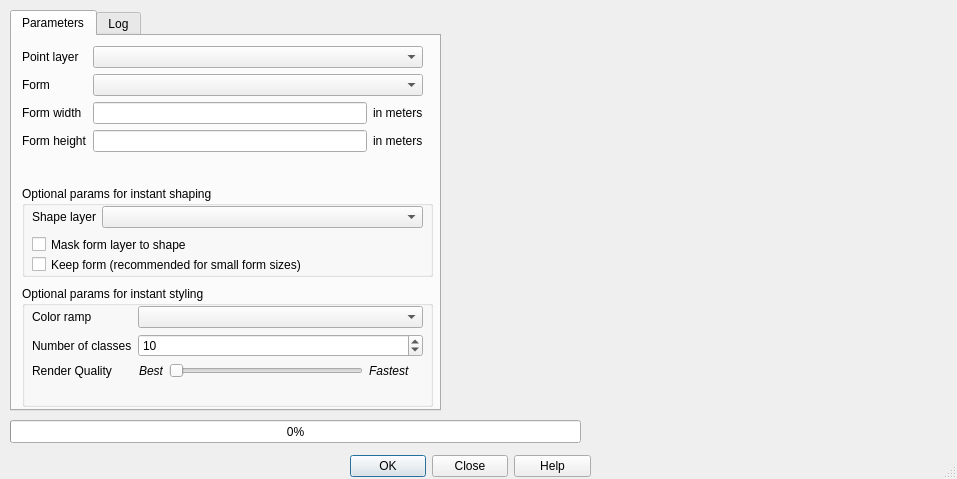
KonstiDE/Bestagon, file bestagon_dialog_base.ui: the form before one commit.
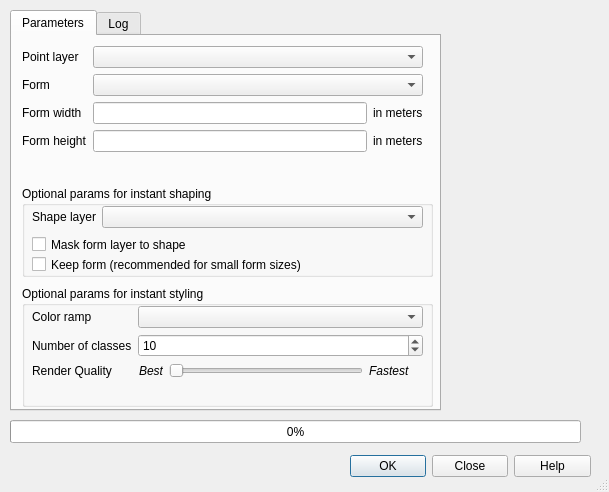
The form after the commit. Custom widgets are drawn as their Qt base class.

Commit message: Implemented help page

What changed in the file:
```diff
--- a/bestagon_dialog_base.ui
+++ b/bestagon_dialog_base.ui
@@ -9,8 +9,8 @@
    <rect>
     <x>0</x>
     <y>0</y>
-    <width>957</width>
-    <height>479</height>
+    <width>609</width>
+    <height>492</height>
    </rect>
   </property>
   <property name="windowTitle">
```
The commit also changes 1 other file.
